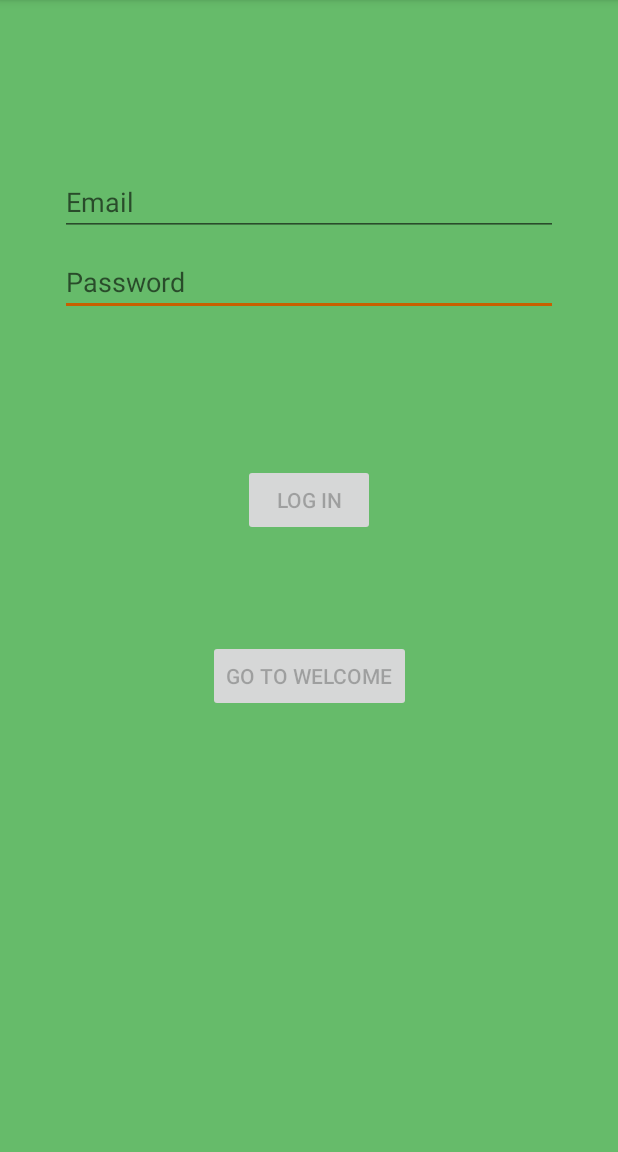
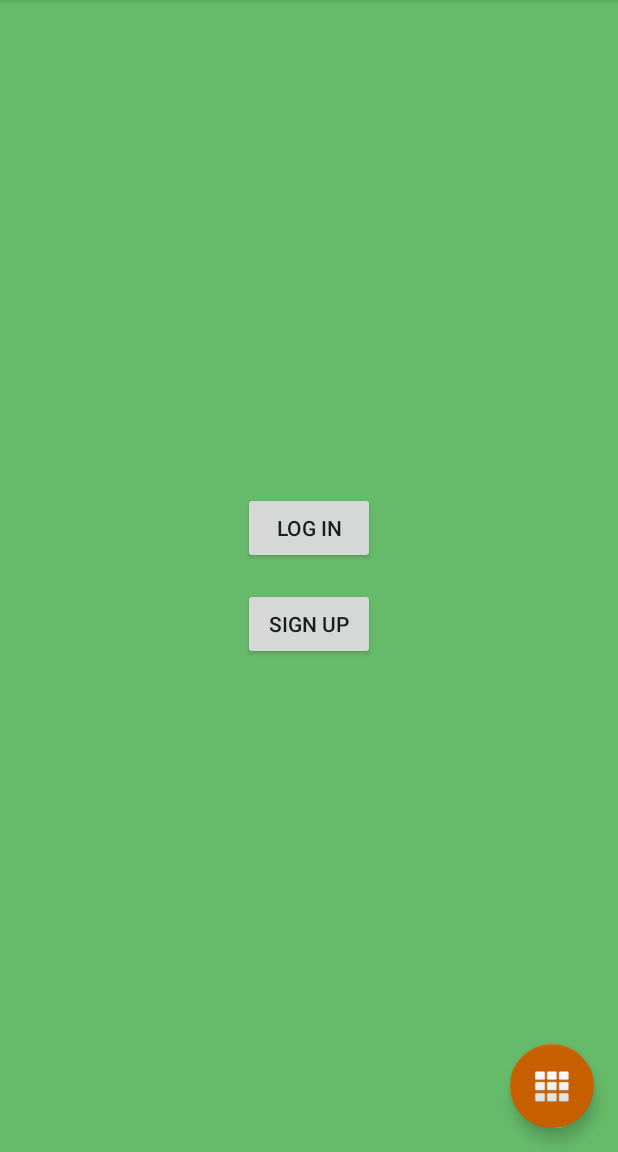
Before and after one commit to AJN0729/JetpackNavigation, an Android app: the screen it shows after launch (MainActivity), on a phone screen of 412 x 824 dp, the part 84-1236 px from its top. Run offline under Robolectric (Android 15) with nearby library versions, the phone set to English and light mode, and no system bars.

Commit message:
got some screens doing some stuff... yeah.

```diff
--- a/app/src/main/java/com/raywenderlich/android/authorizeme/MainFragment.kt
+++ b/app/src/main/java/com/raywenderlich/android/authorizeme/MainFragment.kt
@@ -39,6 +39,7 @@ import android.view.LayoutInflater
 import android.view.View
 import android.view.ViewGroup
 import androidx.fragment.app.Fragment
+import androidx.navigation.findNavController
 import com.raywenderlich.android.authorizeme.databinding.FragmentMainBinding
 
 class MainFragment : Fragment() {
@@ -60,10 +61,12 @@ class MainFragment : Fragment() {
   override fun onViewCreated(view: View, savedInstanceState: Bundle?) {
     super.onViewCreated(view, savedInstanceState)
 
-    binding.btnLogin.setOnClickListener {
+    binding.btnLogin.setOnClickListener { v ->
+      v.findNavController().navigate(R.id.actionLogin)
     }
 
-    binding.btnSignUp.setOnClickListener {
+    binding.btnSignUp.setOnClickListener { v ->
+      v.findNavController().navigate(R.id.actionSignUp)
     }
 
     binding.fab.setOnClickListener {
--- a/app/src/main/java/com/raywenderlich/android/authorizeme/login/LoginFragment.kt
+++ b/app/src/main/java/com/raywenderlich/android/authorizeme/login/LoginFragment.kt
@@ -45,6 +45,7 @@ import androidx.annotation.StringRes
 import androidx.fragment.app.Fragment
 import androidx.lifecycle.Observer
 import androidx.lifecycle.ViewModelProvider
+import androidx.navigation.findNavController
 import com.raywenderlich.android.authorizeme.R
 import com.raywenderlich.android.authorizeme.common.ui.model.AuthUserView
 import com.raywenderlich.android.authorizeme.databinding.FragmentLoginBinding
@@ -123,7 +124,9 @@ class LoginFragment : Fragment() {
       initLogin()
     }
 
-    binding.welcome.setOnClickListener {
+    binding.welcome.setOnClickListener { v->
+      val action = LoginFragmentDirections.actionWelcomeFromLogin(user, getString(R.string.action_logged_in))
+      v.findNavController().navigate(action)
     }
   }
 
--- a/app/src/main/java/com/raywenderlich/android/authorizeme/signup/SignUpFragment.kt
+++ b/app/src/main/java/com/raywenderlich/android/authorizeme/signup/SignUpFragment.kt
@@ -45,6 +45,7 @@ import androidx.annotation.StringRes
 import androidx.fragment.app.Fragment
 import androidx.lifecycle.Observer
 import androidx.lifecycle.ViewModelProvider
+import androidx.navigation.findNavController
 import com.raywenderlich.android.authorizeme.R
 import com.raywenderlich.android.authorizeme.common.ui.model.AuthUserView
 import com.raywenderlich.android.authorizeme.databinding.FragmentSignupBinding
@@ -127,7 +128,9 @@ class SignUpFragment : Fragment() {
       initSignUp()
     }
 
-    binding.welcome.setOnClickListener {
+    binding.welcome.setOnClickListener { v ->
+      val action = SignUpFragmentDirections.actionwelcomeFromSignUp(user, getString(R.string.action_signed_up))
+      v.findNavController().navigate(action)
     }
   }
 
--- a/app/src/main/res/navigation/nav_graph.xml
+++ b/app/src/main/res/navigation/nav_graph.xml
@@ -3,13 +3,8 @@
     xmlns:app="http://schemas.android.com/apk/res-auto"
     xmlns:tools="http://schemas.android.com/tools"
     android:id="@+id/nav_graph"
-    app:startDestination="@id/loginFragment">
+    app:startDestination="@id/mainFragment">
 
-    <fragment
-        android:id="@+id/loginFragment"
-        android:name="com.raywenderlich.android.authorizeme.login.LoginFragment"
-        android:label="fragment_login"
-        tools:layout="@layout/fragment_login" />
     <fragment
         android:id="@+id/mainFragment"
         android:name="com.raywenderlich.android.authorizeme.MainFragment"
@@ -23,8 +18,36 @@
             app:destination="@id/signUpFragment" />
     </fragment>
     <fragment
+        android:id="@+id/loginFragment"
+        android:name="com.raywenderlich.android.authorizeme.login.LoginFragment"
+        android:label="fragment_login"
+        tools:layout="@layout/fragment_login" >
+        <action
+            android:id="@+id/actionWelcomeFromLogin"
+            app:destination="@id/welcomeFragment" />
+    </fragment>
+    <fragment
         android:id="@+id/signUpFragment"
         android:name="com.raywenderlich.android.authorizeme.signup.SignUpFragment"
         android:label="fragment_signup"
-        tools:layout="@layout/fragment_signup" />
+        tools:layout="@layout/fragment_signup" >
+        <action
+            android:id="@+id/actionwelcomeFromSignUp"
+            app:destination="@id/welcomeFragment" />
+    </fragment>
+    <fragment
+        android:id="@+id/welcomeFragment"
+        android:name="com.raywenderlich.android.authorizeme.welcome.WelcomeFragment"
+        android:label="fragment_welcome"
+        tools:layout="@layout/fragment_welcome" >
+        <argument
+            android:name="param1"
+            app:argType="string"
+            android:defaultValue="param1" />
+        <argument
+            android:name="param2"
+            app:argType="string"
+            android:defaultValue="param2" />
+    </fragment>
+
 </navigation>
```
Also changed, not shown: app/src/main/java/com/raywenderlich/android/authorizeme/welcome/WelcomeFragment.kt (+7 -0 lines).
